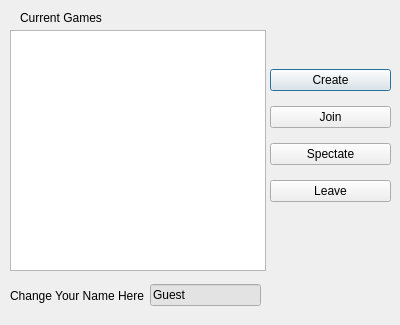
Old version of the form udptest.ui in the repository helloworld128/OOP_New.
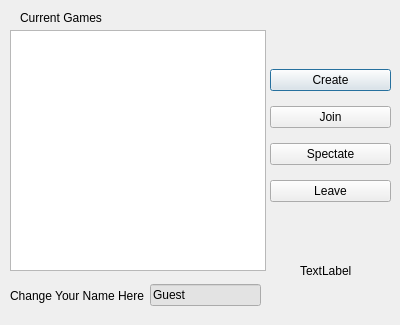
New version of the form.

Commit message: please commit to this branch!

The edit to the form file:
```diff
--- a/udptest.ui
+++ b/udptest.ui
@@ -139,6 +139,19 @@
     </item>
    </layout>
   </widget>
+  <widget class="QLabel" name="label">
+   <property name="geometry">
+    <rect>
+     <x>300</x>
+     <y>250</y>
+     <width>71</width>
+     <height>41</height>
+    </rect>
+   </property>
+   <property name="text">
+    <string>TextLabel</string>
+   </property>
+  </widget>
  </widget>
  <resources/>
  <connections/>
```
Left out of the diff: 2 changed lines with no effect on the pictures. The commit also changes 2 other files.
